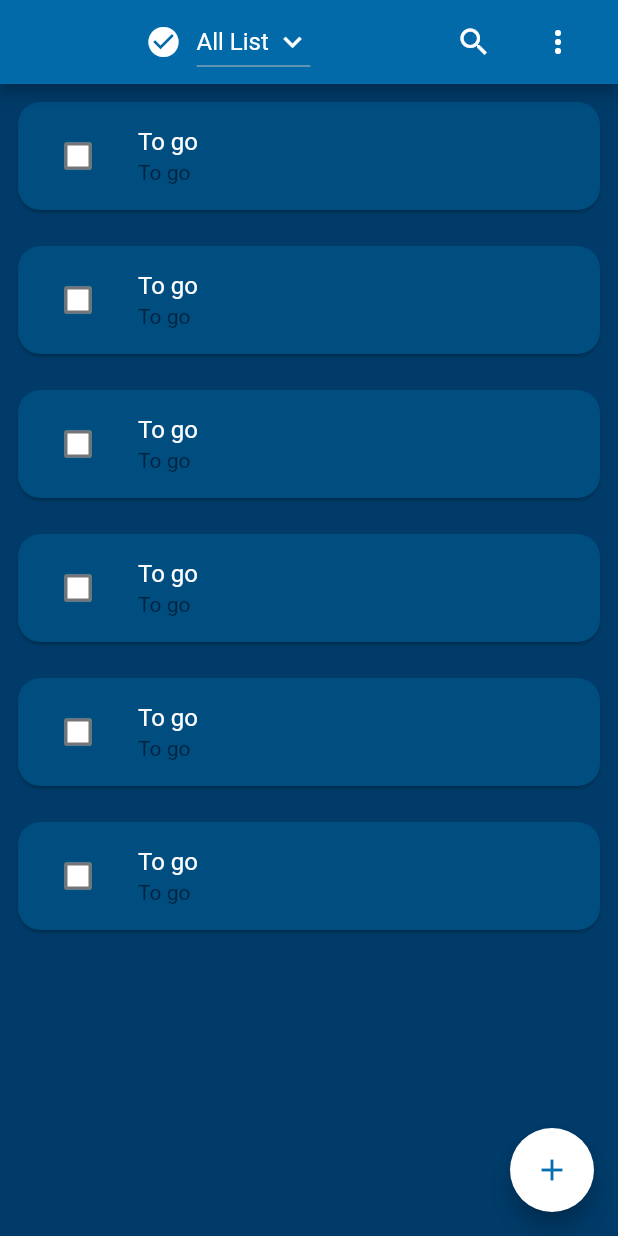
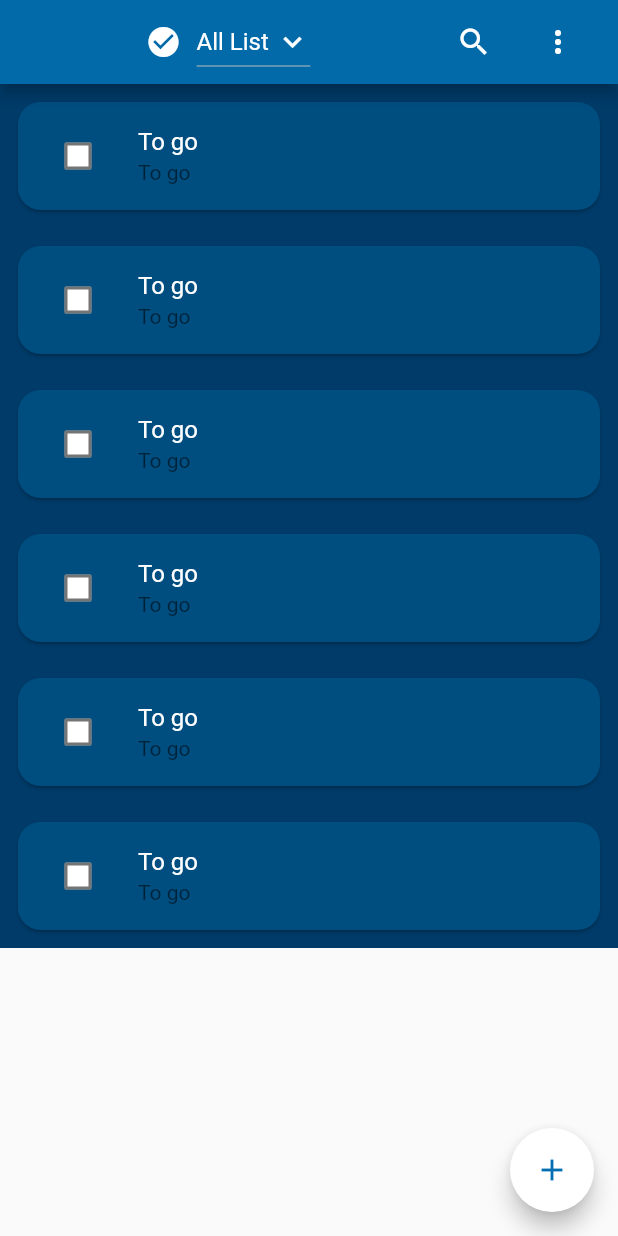
Before and after one commit to MFY2000/Jawan-Pakistan_Mobile-Hybrid-App-Dev-Using-Flutter_, a Flutter app: the screen it shows after launch, on a phone screen of 412 x 824 dp. Run offline on Flutter 3.47's test engine with Material 2 defaults, Android fonts, the light colour scheme and no system bars; our stand-ins replace font_awesome_flutter.

Commit message:
MFY auto commit at 07/11/2021 23:04:55

```diff
--- a/Tasks/Task09 (Todo App)/todo_app_1/lib/Pages/todoList.dart
+++ b/Tasks/Task09 (Todo App)/todo_app_1/lib/Pages/todoList.dart
@@ -24,8 +24,11 @@ class _todoListState extends State<todoList> {
   Widget build(BuildContext context) {
     var list = widget.list;
 
-    return ListView.builder(
+    return SingleChildScrollView(
+      child: ListView.builder(
           itemCount: list.length,
+          shrinkWrap: true,
+          physics: const NeverScrollableScrollPhysics(),
           itemBuilder: (context, index) {
             return Padding(
               padding: const EdgeInsets.all(8.0),
@@ -49,7 +52,8 @@ class _todoListState extends State<todoList> {
                 ),
               ),
             );
-        });
+          }),
+    );
   }
 
 
```
Lines whose indentation alone changed are shown as unchanged.
